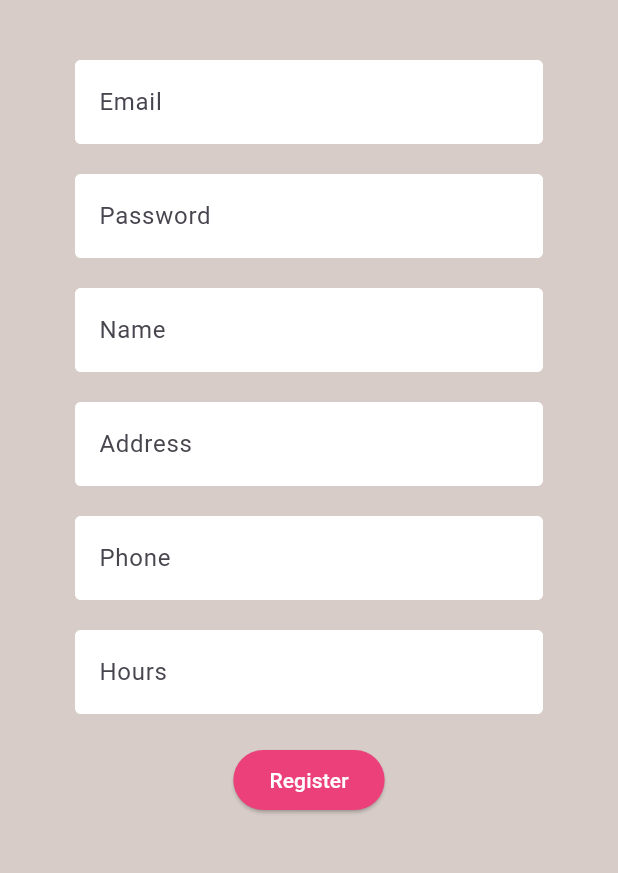
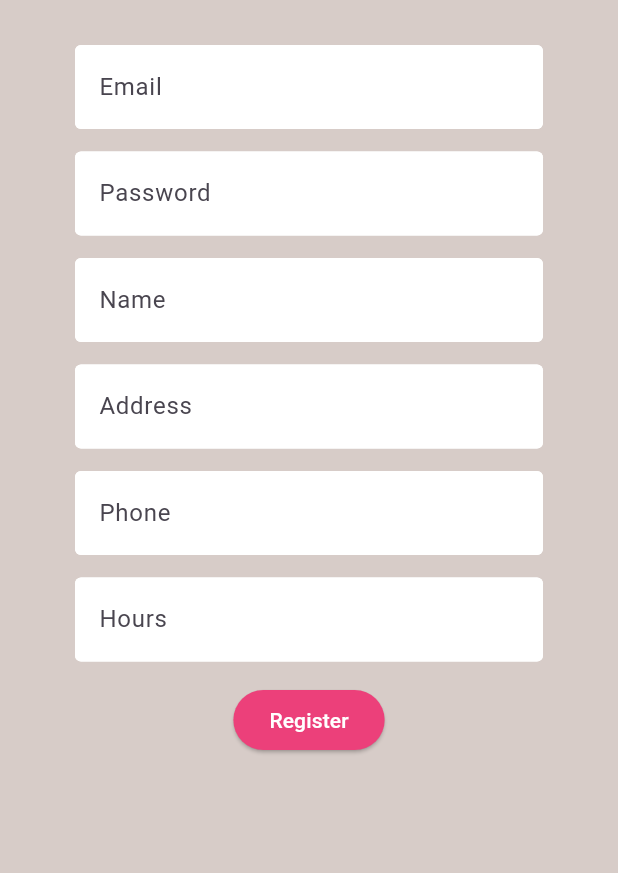
Before and after one commit to TanayJyot/foodafriend, a Flutter app: the RegisterRestaurant screen opened directly with empty values, on a phone screen of 412 x 824 dp, the part 84-957 px from its top. Run offline on Flutter 3.47's test engine with Material 3 defaults, Android fonts, the phone set to English and light mode, and no system bars; our stand-ins replace cloud_firestore, firebase_auth, firebase_core, google_maps_flutter, location; missing offline and left inert: flutter_polyline_points; accounts and stored records are empty.

Commit message:
Everything is working properly now

```diff
--- a/lib/screens/authenticate/register_restaurant.dart
+++ b/lib/screens/authenticate/register_restaurant.dart
@@ -56,12 +56,12 @@ class _RegisterRestaurantState extends State<RegisterRestaurant> {
         ],
       ),
       body: Container(
-          padding: const EdgeInsets.symmetric(vertical: 20.0, horizontal: 50.0),
+          padding: const EdgeInsets.symmetric(vertical: 15.0, horizontal: 50.0),
           child: Form(
               key: _formKey,
               child: Column(
                 children: <Widget>[
-                  const SizedBox(height: 20),
+                  const SizedBox(height: 15),
                   TextFormField(
                     decoration: textInputDecoration.copyWith(hintText: 'Email'),
                     validator: (val) => val!.isEmpty ? "Enter an email" : null,
@@ -69,7 +69,7 @@ class _RegisterRestaurantState extends State<RegisterRestaurant> {
                       setState(() => email = val);
                     },
                   ),
-                  const SizedBox(height: 20),
+                  const SizedBox(height: 15),
                   TextFormField(
                     decoration: textInputDecoration.copyWith(hintText: 'Password'),
                     validator: (val) => val!.length < 6 ? "Enter a password 6+ chars long" : null,
@@ -79,39 +79,39 @@ class _RegisterRestaurantState extends State<RegisterRestaurant> {
                     } ,
                   ),
 
-                  const SizedBox(height: 20),
+                  const SizedBox(height: 15),
                   TextFormField(
                     decoration: textInputDecoration.copyWith(hintText: 'Name'),
                     validator: (val) => val!.isEmpty ? "Enter a name" : null,
                     onChanged: (val){
-                      setState(() => email = val);
+                      setState(() => name = val);
                     },
                   ),
-                  const SizedBox(height: 20),
+                  const SizedBox(height: 15),
                   TextFormField(
                     decoration: textInputDecoration.copyWith(hintText: 'Address'),
                     validator: (val) => val!.isEmpty ? "Enter an Address" : null,
                     onChanged: (val){
-                      setState(() => email = val);
+                      setState(() => address = val);
                     },
                   ),
-                  const SizedBox(height: 20),
+                  const SizedBox(height: 15),
                   TextFormField(
                     decoration: textInputDecoration.copyWith(hintText: 'Phone'),
                     validator: (val) => val!.isEmpty ? "Enter a phone number" : null,
                     onChanged: (val){
-                      setState(() => email = val);
+                      setState(() => phone = val);
                     },
-                  ), const SizedBox(height: 20),
+                  ), const SizedBox(height: 15),
                   TextFormField(
                     decoration: textInputDecoration.copyWith(hintText: 'Hours'),
                     validator: (val) => val!.isEmpty ? "Enter your hours of operation" : null,
                     onChanged: (val){
-                      setState(() => email = val);
+                      setState(() => hours = val);
                     },
                   ),
 
-                  const SizedBox(height: 20.0),
+                  const SizedBox(height: 15.0),
                   ElevatedButton(
                       style: ElevatedButton.styleFrom(
                           backgroundColor: Colors.pink[400]
@@ -121,6 +121,7 @@ class _RegisterRestaurantState extends State<RegisterRestaurant> {
                           setState(() {
                             loading = true;
                           });
+                          print(email);
                           dynamic result = await _auth.registerRestaurantWithEmailAndPassword(email, password, name, address, phone, hours);
                           if (result == null){
                             setState(() {
--- a/lib/screens/heropage/add_item.dart
+++ b/lib/screens/heropage/add_item.dart
@@ -29,7 +29,7 @@ class _AddItemState extends State<AddItem> {
 
     // Create a new item document in the restaurant's items subcollection
     await FirebaseFirestore.instance
-        .collection('restaurants')
+        .collection('Restaurants')
         .doc(widget.restaurantId)
         .collection('items')
         .add({
```
